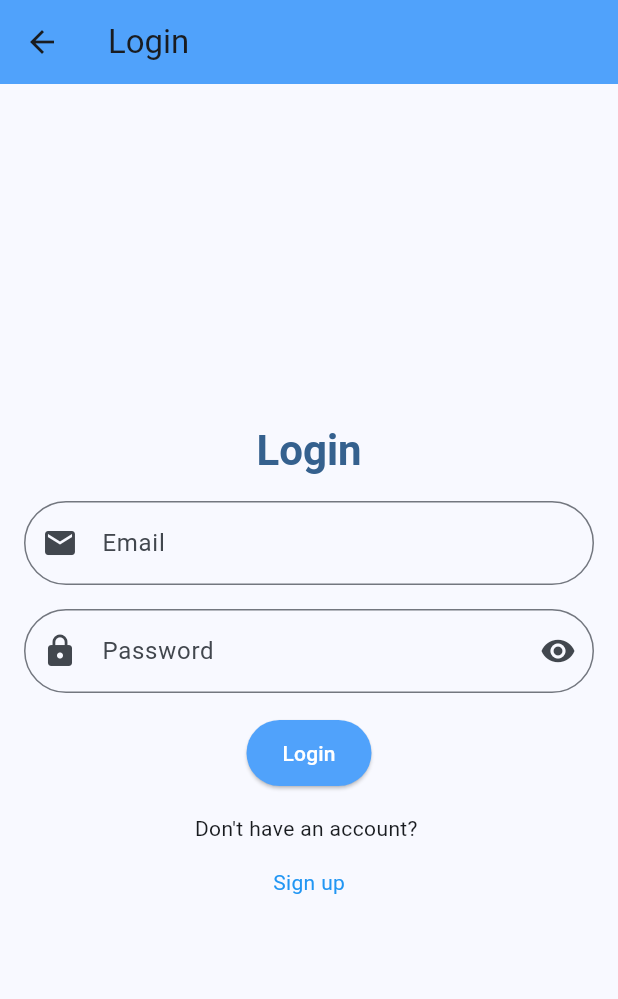
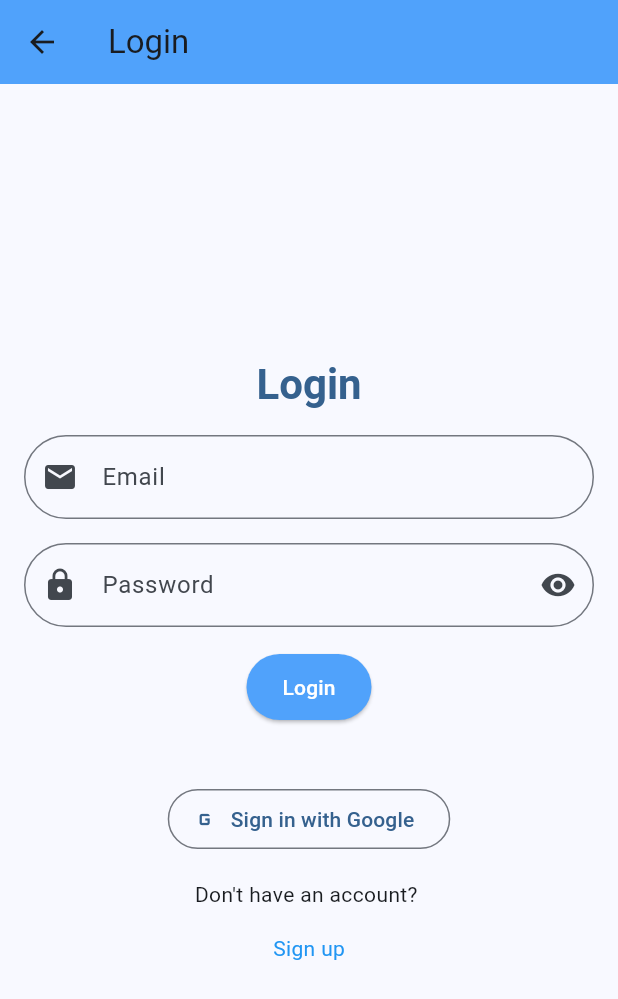
Before and after one commit to prashant-180206/echochat, a Flutter app: the screen it shows after launch, after a tap on "Get Started", on a phone screen of 412 x 824 dp. Shown: the top 999 px of the screen. Run offline on Flutter 3.47's test engine with Material 3 defaults, Android fonts, the phone set to English and light mode, and no system bars; our stand-ins replace cached_network_image, emoji_picker_flutter, flutter_dotenv, flutter_hooks, flutter_local_notifications, flutter_riverpod and 8 more; missing offline and left inert: flutter_debouncer, flutter_skeleton_ui; accounts and stored records are empty; generated files the repository leaves out were written again.

Commit message:
google SignIn Added

```diff
--- a/lib/main.dart
+++ b/lib/main.dart
@@ -1,8 +1,6 @@
 import 'package:echochat/core/providers/app_theme_provider.dart';
 import 'package:echochat/core/services/notification_service.dart';
-import 'package:echochat/core/singleton.dart';
-import 'package:echochat/screens/landing_screen.dart';
-import 'package:echochat/screens/tab_screen.dart';
+import 'package:echochat/screens/auth/auth_gate.dart';
 import 'package:flutter/material.dart';
 import 'package:flutter_dotenv/flutter_dotenv.dart';
 import 'package:hooks_riverpod/hooks_riverpod.dart';
@@ -26,7 +24,9 @@ class MyApp extends ConsumerWidget {
   // This widget is the root of your application.
   @override
   Widget build(BuildContext context, WidgetRef ref) {
-    final thememode = ref.watch(appThemeProvider);  return MaterialApp(
+    final thememode = ref.watch(appThemeProvider);
+
+    return MaterialApp(
       debugShowCheckedModeBanner: false,
       title: 'EchoChat',
       theme: ThemeData(
@@ -94,9 +94,7 @@ class MyApp extends ConsumerWidget {
         ),
       ),
       themeMode: thememode,
-      home: supabase.auth.currentSession != null
-          ? const TabScreen()
-          : const LandingScreen(),
+      home: const AuthGate(),
     );
   }
 }
--- /dev/null
+++ b/lib/screens/auth/auth_gate.dart
@@ -0,0 +1,44 @@
+import 'package:echochat/core/singleton.dart';
+import 'package:echochat/screens/landing_screen.dart';
+import 'package:echochat/screens/tab_screen.dart';
+import 'package:flutter/material.dart';
+import 'package:supabase_flutter/supabase_flutter.dart';
+
+/// AuthGate handles navigation between authenticated and unauthenticated states
+class AuthGate extends StatelessWidget {
+  const AuthGate({super.key});
+
+  @override
+  Widget build(BuildContext context) {
+    return StreamBuilder<AuthState>(
+      stream: supabase.auth.onAuthStateChange,
+      builder: (context, snapshot) {
+        // Handle connection state
+        if (snapshot.connectionState == ConnectionState.waiting) {
+          return const Scaffold(
+            body: Center(
+              child: CircularProgressIndicator(),
+            ),
+          );
+        }
+
+        // Handle errors
+        if (snapshot.hasError) {
+          return Scaffold(
+            body: Center(
+              child: Text('Error: ${snapshot.error}'),
+            ),
+          );
+        }
+
+        // Check if user is logged in
+        final session = supabase.auth.currentSession;
+        if (session != null) {
+          return const TabScreen();
+        } else {
+          return const LandingScreen();
+        }
+      },
+    );
+  }
+}
--- a/lib/screens/auth/widget/login_form.dart
+++ b/lib/screens/auth/widget/login_form.dart
@@ -3,7 +3,13 @@ import 'package:flutter_hooks/flutter_hooks.dart';
 
 class LoginForm extends HookWidget {
   final Function(String email, String password) onLogin;
-  LoginForm({super.key, required this.onLogin});
+  final Function() onGoogleLogin;
+
+  LoginForm({
+    super.key,
+    required this.onLogin,
+    required this.onGoogleLogin,
+  });
 
   final GlobalKey<FormState> _formKey = GlobalKey<FormState>();
   final InputDecoration inputDecoration = InputDecoration(
@@ -104,6 +110,23 @@ class LoginForm extends HookWidget {
                   )
                 : const Text("Login"),
           ),
+          const SizedBox(height: 8),
+          OutlinedButton.icon(
+            onPressed: isLoading.value
+                ? null
+                : () async {
+                    isLoading.value = true;
+                    try {
+                      await onGoogleLogin();
+                    } finally {
+                      if (context.mounted) {
+                        isLoading.value = false;
+                      }
+                    }
+                  },
+            icon: const Icon(Icons.g_mobiledata),
+            label: const Text("Sign in with Google"),
+          ),
         ],
       ),
     );
--- a/lib/screens/edit/edit_profile_screen.dart
+++ b/lib/screens/edit/edit_profile_screen.dart
@@ -1,6 +1,7 @@
 import 'package:echochat/core/providers/profile_provider.dart';
 import 'package:echochat/core/singleton.dart';
 import 'package:echochat/screens/edit/widgets/profile_update_form.dart';
+import 'package:echochat/screens/person/widget/profile_info_skeleton.dart';
 import 'package:flutter/material.dart';
 import 'package:hooks_riverpod/hooks_riverpod.dart';
 
@@ -19,10 +20,11 @@ class EditProfileScreen extends HookConsumerWidget {
             initialProfile: data,
             onSuccess: () {
               logger.d("Profile updated, refreshing...");
+              Navigator.pop(context);
             },
           ),
           error: (e, s) => ErrorWidget(e),
-          loading: () => CircularProgressIndicator(),
+          loading: () => PersonInfoSkeleton(),
         ),
       ),
     );
--- a/lib/screens/edit/widgets/profile_update_form.dart
+++ b/lib/screens/edit/widgets/profile_update_form.dart
@@ -8,12 +8,12 @@ import 'package:hooks_riverpod/hooks_riverpod.dart';
 
 class ProfileUpdateForm extends HookConsumerWidget {
   final Profile initialProfile;
-  final VoidCallback? onSuccess;
+  final VoidCallback onSuccess;
 
   const ProfileUpdateForm({
     super.key,
     required this.initialProfile,
-    this.onSuccess,
+    required this.onSuccess,
   });
 
   @override
@@ -121,7 +121,7 @@ class ProfileUpdateForm extends HookConsumerWidget {
                 await ref
                     .read(profileInstanceProvider.notifier)
                     .updateProfile(updatedProfile);
-                if (context.mounted) onSuccess?.call();
+                if (context.mounted) onSuccess();
               }
             },
             child: const Text(
--- a/lib/utils/widgets/profile_view_avatar.dart
+++ b/lib/utils/widgets/profile_view_avatar.dart
@@ -48,7 +48,7 @@ class ProfileViewAvatar extends StatelessWidget {
               )
             : Text(
                 name.isNotEmpty ? name[0].toUpperCase() : '?',
-                style: const TextStyle(fontWeight: FontWeight.bold),
+                style: const TextStyle(fontWeight: FontWeight.bold, fontSize: 36),
               ),
       ),
     );
--- a/pubspec.yaml
+++ b/pubspec.yaml
@@ -28,6 +28,7 @@ dependencies:
   popover: ^0.4.0
   cached_network_image: ^3.4.1
   emoji_picker_flutter: ^4.4.0
+  google_sign_in: ^7.2.0
 
 
 dev_dependencies:
@@ -47,6 +48,7 @@ flutter:
   # To add assets to your application, add an assets section, like this:
   assets:
    - assets/images/Logo.png
+   - assets/images/google.png
    - .env
   #   - images/a_dot_ham.jpeg
 
```
Also changed, not shown: lib/core/services/auth_service.dart (+136 -3 lines), lib/screens/auth/login_screen.dart (+30 -0 lines), lib/screens/auth/signup_screen.dart (+28 -0 lines), lib/screens/auth/widget/signup_form.dart (+23 -1 lines), lib/screens/tabs/settings_tab.dart (+17 -0 lines), assets/images/google.png (added), pubspec.lock, 2 other files.
